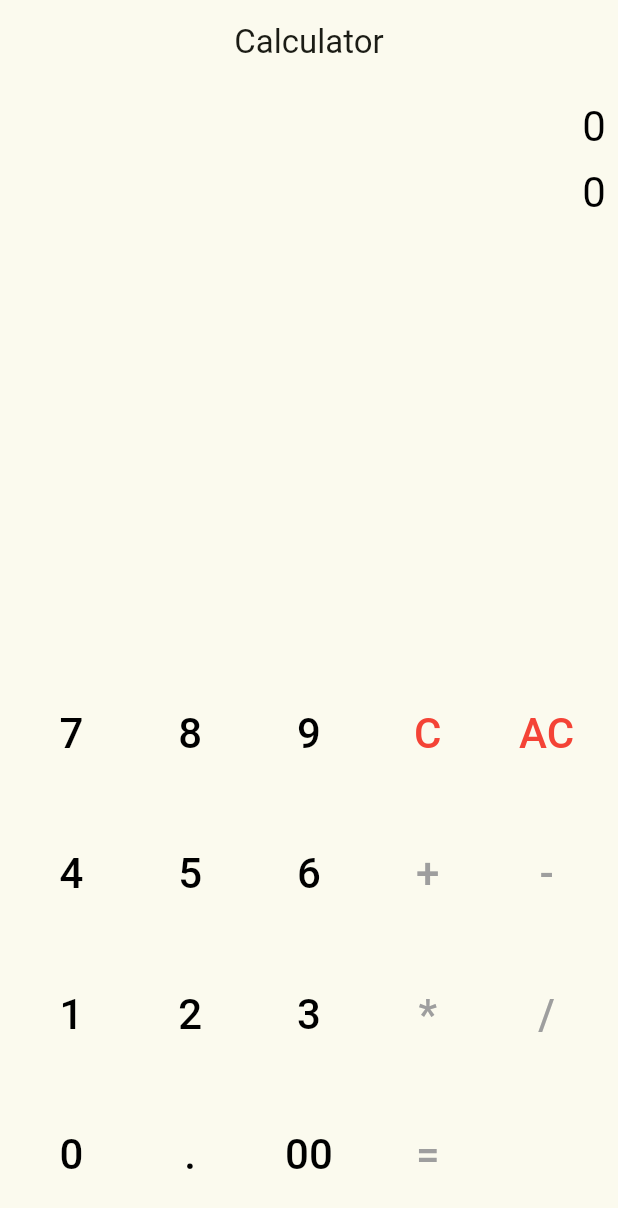
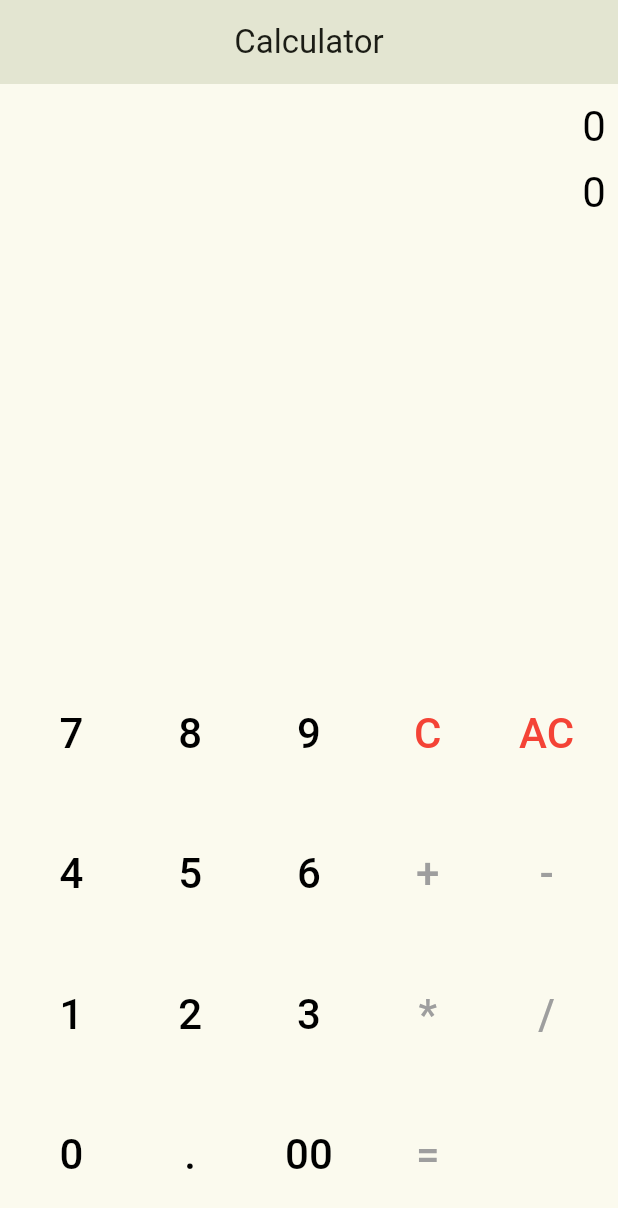
Before and after one commit to aabouqas/mobile, a Flutter app: the screen it shows after launch, on a phone screen of 412 x 824 dp. Shown: the top 1208 px of the screen. Run offline on Flutter 3.47's test engine with Material 3 defaults, Android fonts, the phone set to English and light mode, and no system bars; our stand-ins replace math_expressions.

Commit message:
patch: added appbar elevation to match last module

```diff
--- a/mobileModule00/ex02/lib/main.dart
+++ b/mobileModule00/ex02/lib/main.dart
@@ -50,7 +50,11 @@ class _MyHomePageState extends State<MyHomePage> {
   @override
   Widget build(BuildContext context) {
     return Scaffold(
-      appBar: AppBar(title: const Text('Calculator'), centerTitle: true),
+      appBar: AppBar(
+        title: const Text('Calculator'),
+        centerTitle: true,
+        elevation: .infinity,
+      ),
       body: Padding(
         padding: const EdgeInsets.all(8.0),
         child: SizedBox.expand(
```
